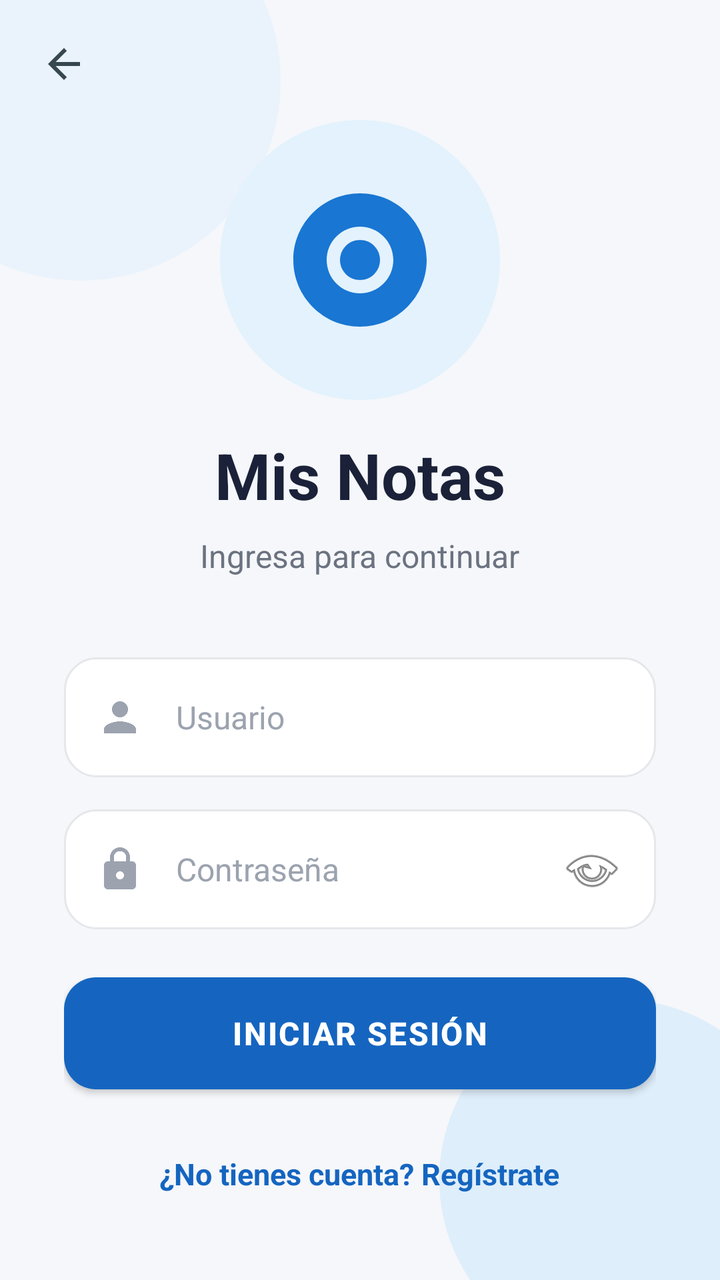
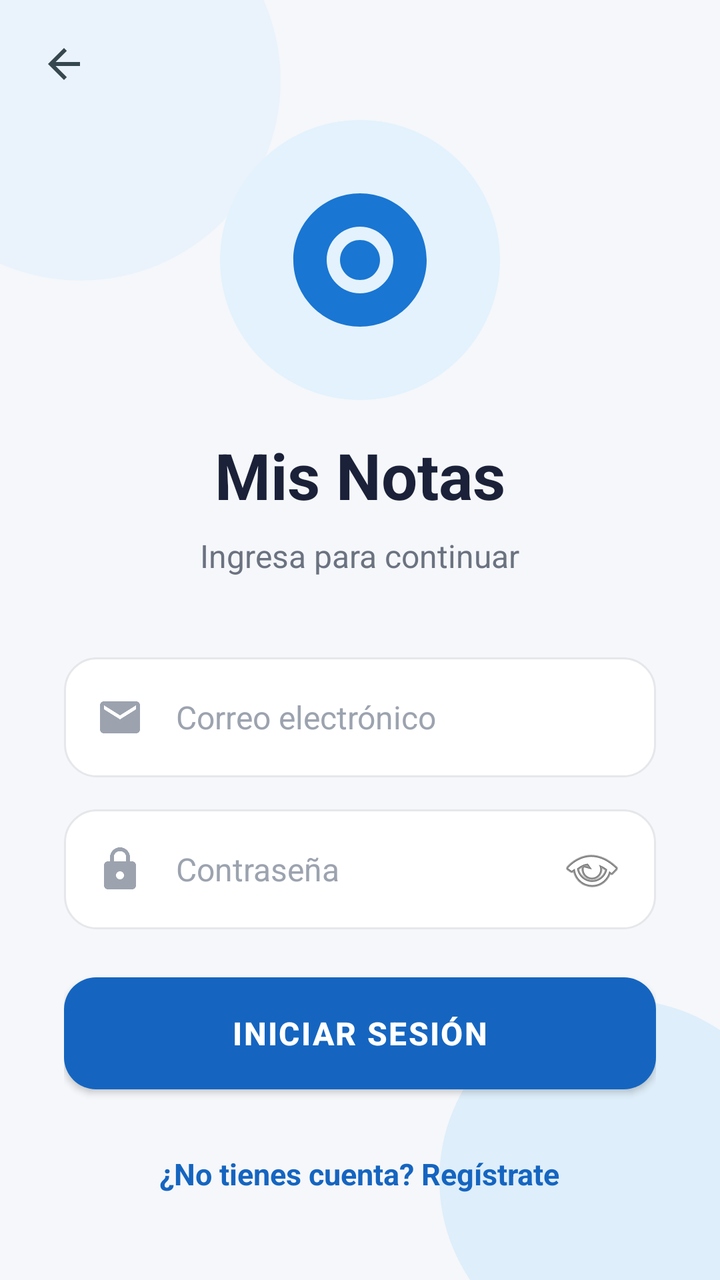

Two renders of the same Android screen: before a commit and after it. Below are the layout's source before the change and the commit's diff.
<!-- AndroidManifest.xml: application theme Theme.NotesApp -->
<!-- res/layout/activity_login.xml -->
<?xml version="1.0" encoding="utf-8"?>
<FrameLayout xmlns:android="http://schemas.android.com/apk/res/android"
    xmlns:app="http://schemas.android.com/apk/res-auto"
    android:layout_width="match_parent"
    android:layout_height="match_parent"
    android:background="@color/background">

    
    <ImageView
        android:layout_width="200dp"
        android:layout_height="200dp"
        android:layout_gravity="top|start"
        android:layout_marginStart="-60dp"
        android:layout_marginTop="-60dp"
        android:src="@drawable/bg_blob_light"
        android:scaleType="fitXY"
        android:alpha="0.6" />

    <ImageView
        android:layout_width="180dp"
        android:layout_height="180dp"
        android:layout_gravity="bottom|end"
        android:layout_marginEnd="-40dp"
        android:layout_marginBottom="-40dp"
        android:src="@drawable/bg_blob_blue"
        android:scaleType="fitXY"
        android:alpha="0.4" />

    
    <ImageButton
        android:id="@+id/btnBack"
        android:layout_width="48dp"
        android:layout_height="48dp"
        android:layout_gravity="top|start"
        android:layout_marginStart="8dp"
        android:layout_marginTop="8dp"
        android:background="?attr/selectableItemBackgroundBorderless"
        android:src="@drawable/ic_arrow_back_dark"
        android:scaleType="centerInside"
        android:contentDescription="Volver" />

    <ScrollView
        android:layout_width="match_parent"
        android:layout_height="match_parent"
        android:fillViewport="true">

        <LinearLayout
            android:layout_width="match_parent"
            android:layout_height="wrap_content"
            android:orientation="vertical"
            android:gravity="center_horizontal"
            android:paddingHorizontal="32dp"
            android:paddingTop="60dp"
            android:paddingBottom="32dp">

            
            <FrameLayout
                android:layout_width="140dp"
                android:layout_height="140dp"
                android:layout_gravity="center">

                <ImageView
                    android:layout_width="140dp"
                    android:layout_height="140dp"
                    android:src="@drawable/bg_blob_light"
                    android:scaleType="fitXY" />

                <ImageView
                    android:layout_width="80dp"
                    android:layout_height="80dp"
                    android:layout_gravity="center"
                    android:src="@drawable/ic_note_document"
                    android:scaleType="fitCenter" />
            </FrameLayout>

            
            <TextView
                android:id="@+id/tvTitle"
                android:layout_width="wrap_content"
                android:layout_height="wrap_content"
                android:text="@string/login_title"
                android:textSize="32sp"
                android:textStyle="bold"
                android:textColor="@color/textPrimary"
                android:layout_marginTop="16dp" />

            
            <TextView
                android:id="@+id/tvSubtitle"
                android:layout_width="wrap_content"
                android:layout_height="wrap_content"
                android:text="@string/login_subtitle"
                android:textSize="16sp"
                android:textColor="@color/textSecondary"
                android:layout_marginTop="8dp"
                android:layout_marginBottom="40dp" />

            
            <LinearLayout
                android:layout_width="match_parent"
                android:layout_height="wrap_content"
                android:orientation="horizontal"
                android:gravity="center_vertical"
                android:background="@drawable/bg_input_rounded"
                android:paddingHorizontal="16dp"
                android:paddingVertical="4dp"
                android:layout_marginBottom="16dp">

                <ImageView
                    android:layout_width="24dp"
                    android:layout_height="24dp"
                    android:src="@drawable/ic_person"
                    android:layout_marginEnd="12dp" />

                <EditText
                    android:id="@+id/etUsername"
                    android:layout_width="match_parent"
                    android:layout_height="52dp"
                    android:background="@null"
                    android:hint="@string/username"
                    android:textColorHint="@color/textHint"
                    android:textColor="@color/textPrimary"
                    android:textSize="16sp"
                    android:inputType="text"
                    android:singleLine="true"
                    android:layout_marginStart="4dp" />
            </LinearLayout>

            
            <LinearLayout
                android:layout_width="match_parent"
                android:layout_height="wrap_content"
                android:orientation="horizontal"
                android:gravity="center_vertical"
                android:background="@drawable/bg_input_rounded"
                android:paddingHorizontal="16dp"
                android:paddingVertical="4dp"
                android:layout_marginBottom="24dp">

                <ImageView
                    android:layout_width="24dp"
                    android:layout_height="24dp"
                    android:src="@drawable/ic_lock"
                    android:layout_marginEnd="12dp" />

                <EditText
                    android:id="@+id/etPassword"
                    android:layout_width="0dp"
                    android:layout_height="52dp"
                    android:layout_weight="1"
                    android:background="@null"
                    android:hint="@string/password"
                    android:textColorHint="@color/textHint"
                    android:textColor="@color/textPrimary"
                    android:textSize="16sp"
                    android:inputType="textPassword"
                    android:singleLine="true"
                    android:layout_marginStart="4dp" />

                <ImageButton
                    android:id="@+id/btnTogglePassword"
                    android:layout_width="32dp"
                    android:layout_height="32dp"
                    android:background="?attr/selectableItemBackgroundBorderless"
                    android:src="@android:drawable/ic_menu_view"
                    android:scaleType="centerInside"
                    android:contentDescription="Toggle password" />
            </LinearLayout>

            
            <com.google.android.material.button.MaterialButton
                android:id="@+id/btnLogin"
                android:layout_width="match_parent"
                android:layout_height="56dp"
                android:background="@drawable/bg_button_blue_selector"
                android:text="@string/btn_login"
                android:textColor="@color/white"
                android:textSize="16sp"
                android:textStyle="bold"
                android:letterSpacing="0.05"
                android:drawableStart="@drawable/ic_login_arrow"
                android:drawablePadding="12dp"
                android:backgroundTint="@null" />

            
            <TextView
                android:id="@+id/tvRegister"
                android:layout_width="wrap_content"
                android:layout_height="wrap_content"
                android:text="@string/no_account"
                android:textColor="@color/colorPrimary"
                android:textSize="15sp"
                android:textStyle="bold"
                android:layout_marginTop="24dp"
                android:clickable="true"
                android:focusable="true"
                android:padding="8dp" />

            <ProgressBar
                android:id="@+id/progressBar"
                android:layout_width="wrap_content"
                android:layout_height="wrap_content"
                android:layout_marginTop="16dp"
                android:visibility="gone" />

        </LinearLayout>
    </ScrollView>
</FrameLayout>
<!-- resources referenced by this layout -->
<resources>
  <color name="background">#F5F7FA</color>
  <color name="colorPrimary">#1565C0</color>
  <color name="textHint">#9CA3AF</color>
  <color name="textPrimary">#1A2138</color>
  <color name="textSecondary">#6B7280</color>
  <color name="white">#FFFFFF</color>
  <!-- drawable bg_blob_blue (drawable) -->
  <?xml version="1.0" encoding="utf-8"?>
  <shape xmlns:android="http://schemas.android.com/apk/res/android"
      android:shape="oval">
      <solid android:color="#BBDEFB" />
      <size
          android:width="200dp"
          android:height="200dp" />
  </shape>
  <!-- drawable bg_blob_light (drawable) -->
  <?xml version="1.0" encoding="utf-8"?>
  <shape xmlns:android="http://schemas.android.com/apk/res/android"
      android:shape="oval">
      <solid android:color="#E3F2FD" />
      <size
          android:width="300dp"
          android:height="300dp" />
  </shape>
  <!-- drawable bg_input_rounded (drawable) -->
  <?xml version="1.0" encoding="utf-8"?>
  <shape xmlns:android="http://schemas.android.com/apk/res/android"
      android:shape="rectangle">
      <solid android:color="#FFFFFF" />
      <corners android:radius="16dp" />
      <stroke
          android:width="1dp"
          android:color="#E5E7EB" />
      <padding
          android:left="16dp"
          android:top="4dp"
          android:right="16dp"
          android:bottom="4dp" />
  </shape>
  <!-- drawable ic_arrow_back_dark (drawable) -->
  <vector xmlns:android="http://schemas.android.com/apk/res/android"
      android:width="24dp"
      android:height="24dp"
      android:viewportWidth="24"
      android:viewportHeight="24">
      <path
          android:fillColor="#37474F"
          android:pathData="M20,11H7.83l5.59,-5.59L12,4l-8,8 8,8 1.41,-1.41L7.83,13H20v-2z"/>
  </vector>
  <!-- drawable ic_login_arrow (drawable) -->
  <vector xmlns:android="http://schemas.android.com/apk/res/android"
      android:width="24dp"
      android:height="24dp"
      android:viewportWidth="24"
      android:viewportHeight="24">
      <path
          android:fillColor="#FFFFFF"
          android:pathData="M10,17l5,-5 -5,-5v10z"/>
      <path
          android:fillColor="#1976D2"
          android:pathData="M17,3H7c-1.1,0 -2,0.9 -2,2v14c0,1.1 0.9,2 2,2h10c1.1,0 2,-0.9 2,-2V5c0,-1.1 -0.9,-2 -2,-2zM17,19H7V5h10v14z"/>
  </vector>
  <!-- drawable ic_person (drawable) -->
  <vector xmlns:android="http://schemas.android.com/apk/res/android"
      android:width="24dp"
      android:height="24dp"
      android:viewportWidth="24"
      android:viewportHeight="24">
      <path
          android:fillColor="#9CA3AF"
          android:pathData="M12,12c2.21,0 4,-1.79 4,-4s-1.79,-4 -4,-4 -4,1.79 -4,4 1.79,4 4,4zM12,14c-2.67,0 -8,1.34 -8,4v2h16v-2c0,-2.66 -5.33,-4 -8,-4z"/>
  </vector>
  <string name="btn_login">INICIAR SESIÓN</string>
  <string name="login_subtitle">Ingresa para continuar</string>
  <string name="login_title">Mis Notas</string>
  <string name="no_account">¿No tienes cuenta? Regístrate</string>
  <string name="password">Contraseña</string>
  <string name="username">Usuario</string>
  <style name="Theme.NotesApp" parent="Theme.MaterialComponents.Light.NoActionBar">
          <item name="colorPrimary">@color/colorPrimary</item>
          <item name="colorPrimaryDark">@color/colorPrimaryDark</item>
          <item name="colorAccent">@color/colorAccent</item>
          <item name="android:statusBarColor">@color/colorPrimaryDark</item>
          <item name="android:windowBackground">@color/background</item>
      </style>
  <color name="colorPrimaryDark">#0D47A1</color>
  <color name="colorAccent">#2196F3</color>
  <!-- unchanged entries left out for length: 3 -->
</resources>

<!-- the commit's change to res/layout/activity_login.xml (unified diff, before → after) -->
@@ -109,19 +109,19 @@
                 <ImageView
                     android:layout_width="24dp"
                     android:layout_height="24dp"
-                    android:src="@drawable/ic_person"
+                    android:src="@drawable/ic_email"
                     android:layout_marginEnd="12dp" />
 
                 <EditText
-                    android:id="@+id/etUsername"
+                    android:id="@+id/etEmail"
                     android:layout_width="match_parent"
                     android:layout_height="52dp"
                     android:background="@null"
-                    android:hint="@string/username"
+                    android:hint="@string/email"
                     android:textColorHint="@color/textHint"
                     android:textColor="@color/textPrimary"
                     android:textSize="16sp"
-                    android:inputType="text"
+                    android:inputType="textEmailAddress"
                     android:singleLine="true"
                     android:layout_marginStart="4dp" />
             </LinearLayout>
<!-- resource entries referenced after the edit -->
@@ -49,6 +49,16 @@
           android:fillColor="#37474F"
           android:pathData="M20,11H7.83l5.59,-5.59L12,4l-8,8 8,8 1.41,-1.41L7.83,13H20v-2z"/>
   </vector>
+  <!-- drawable ic_email (drawable) -->
+  <vector xmlns:android="http://schemas.android.com/apk/res/android"
+      android:width="24dp"
+      android:height="24dp"
+      android:viewportWidth="24"
+      android:viewportHeight="24">
+      <path
+          android:fillColor="#9CA3AF"
+          android:pathData="M20,4H4C2.9,4 2.01,4.9 2.01,6L2,18c0,1.1 0.9,2 2,2h16c1.1,0 2,-0.9 2,-2V6c0,-1.1 -0.9,-2 -2,-2zM20,8l-8,5 -8,-5V6l8,5 8,-5v2z"/>
+  </vector>
   <!-- drawable ic_login_arrow (drawable) -->
   <vector xmlns:android="http://schemas.android.com/apk/res/android"
       android:width="24dp"
@@ -62,22 +72,12 @@
           android:fillColor="#1976D2"
           android:pathData="M17,3H7c-1.1,0 -2,0.9 -2,2v14c0,1.1 0.9,2 2,2h10c1.1,0 2,-0.9 2,-2V5c0,-1.1 -0.9,-2 -2,-2zM17,19H7V5h10v14z"/>
   </vector>
-  <!-- drawable ic_person (drawable) -->
-  <vector xmlns:android="http://schemas.android.com/apk/res/android"
-      android:width="24dp"
-      android:height="24dp"
-      android:viewportWidth="24"
-      android:viewportHeight="24">
-      <path
-          android:fillColor="#9CA3AF"
-          android:pathData="M12,12c2.21,0 4,-1.79 4,-4s-1.79,-4 -4,-4 -4,1.79 -4,4 1.79,4 4,4zM12,14c-2.67,0 -8,1.34 -8,4v2h16v-2c0,-2.66 -5.33,-4 -8,-4z"/>
-  </vector>
   <string name="btn_login">INICIAR SESIÓN</string>
+  <string name="email">Correo electrónico</string>
   <string name="login_subtitle">Ingresa para continuar</string>
   <string name="login_title">Mis Notas</string>
   <string name="no_account">¿No tienes cuenta? Regístrate</string>
   <string name="password">Contraseña</string>
-  <string name="username">Usuario</string>
   <style name="Theme.NotesApp" parent="Theme.MaterialComponents.Light.NoActionBar">
           <item name="colorPrimary">@color/colorPrimary</item>
           <item name="colorPrimaryDark">@color/colorPrimaryDark</item>
